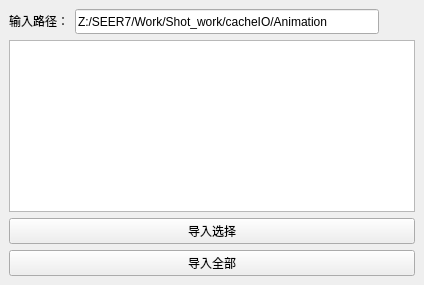
Above: core/abcIO/Abc_import.ui from rupengfei/TD_code before the change. Below: the same form after it.
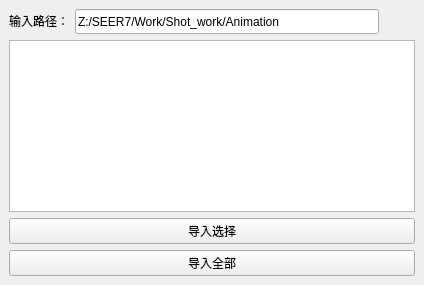
That is the form after the change. Icons and pictures are not drawn.

Commit message: 匹配路径修改

Diff of the .ui file:
```diff
--- a/core/abcIO/Abc_import.ui
+++ b/core/abcIO/Abc_import.ui
@@ -39,7 +39,7 @@
          <string/>
         </property>
         <property name="text">
-         <string>Z:/SEER7/Work/Shot_work/cacheIO/Animation</string>
+         <string>Z:/SEER7/Work/Shot_work/Animation</string>
         </property>
        </widget>
       </item>
```
The commit also changes 2 other files.
